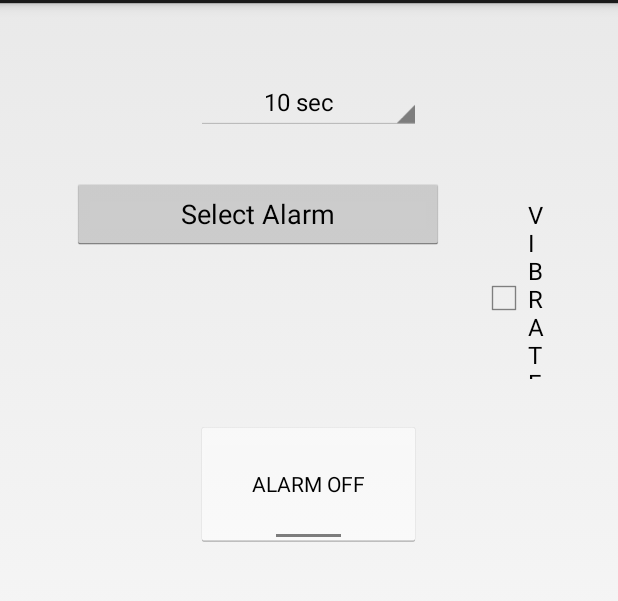
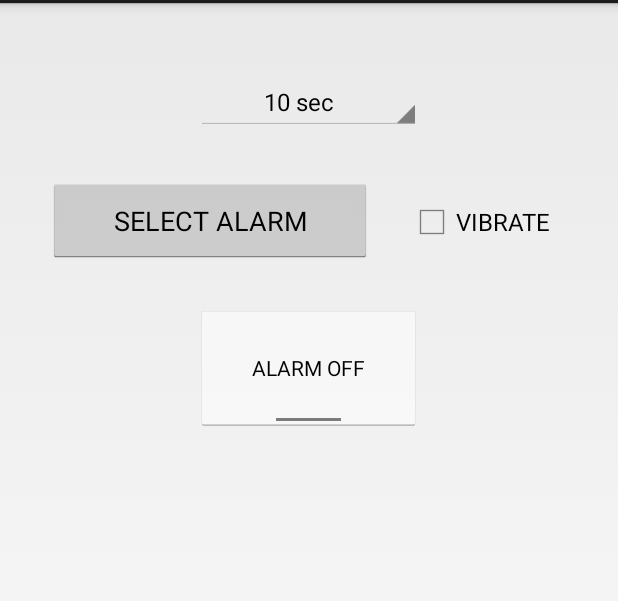
Before and after one commit to kush-mish/NapP, an Android app: the screen it shows after launch (MainActivity), on a phone screen of 412 x 824 dp, the part 69-670 px from its top. Run offline under Robolectric (Android 15) with nearby library versions, the phone set to English and light mode, and no system bars.

Commit message:
Make Vibrate checkbox functioning

```diff
--- a/app/src/main/java/com/example/kush_mish/nappy/MainActivity.java
+++ b/app/src/main/java/com/example/kush_mish/nappy/MainActivity.java
@@ -2,38 +2,36 @@ package com.example.kush_mish.nappy;
 
 import android.app.Activity;
 import android.app.AlarmManager;
-import android.app.KeyguardManager;
-import android.app.Notification;
 import android.app.NotificationManager;
 import android.app.PendingIntent;
 import android.content.BroadcastReceiver;
 import android.content.Context;
 import android.content.Intent;
 import android.content.IntentFilter;
-import android.media.Ringtone;
 import android.media.RingtoneManager;
-import android.net.Uri;
 import android.os.Bundle;
 import android.os.SystemClock;
-import android.provider.Settings;
+import android.util.Log;
 import android.view.View;
-import android.view.Window;
 import android.widget.AdapterView;
 import android.widget.ArrayAdapter;
 import android.widget.Button;
+import android.widget.CheckBox;
 import android.widget.CompoundButton;
 import android.widget.Spinner;
 import android.widget.Toast;
 import android.widget.ToggleButton;
 
-public class MainActivity extends Activity implements AdapterView.OnItemSelectedListener {
+public class MainActivity extends Activity implements AdapterView.OnItemSelectedListener,CompoundButton.OnCheckedChangeListener{
 
     private static final int RQS_RINGTONEPICKER = 1;
     AlarmManager alarmManager;
     PendingIntent pendingIntent;
     private long napTime;
     public static int ALARM_NOTIFICATION_REQUEST_CODE = 16;
-    public ToggleButton setAlarmButton;
+    ToggleButton setAlarmButton;
+    Button selectAlarmTone;
+    CheckBox vibrateCheckBox;
 
     @Override
     protected void onCreate(Bundle savedInstanceState) {
@@ -50,7 +48,10 @@ public class MainActivity extends Activity implements AdapterView.OnItemSelected
 
         alarmManager = (AlarmManager) getSystemService(Context.ALARM_SERVICE);
         setAlarmButton = (ToggleButton) findViewById(R.id.button_set_alarm);
-//        setAlarmButton.setChecked(buttonState);
+
+        vibrateCheckBox = (CheckBox) findViewById(R.id.checkbox_vibrate);
+        vibrateCheckBox.setOnCheckedChangeListener(this);
+
         setAlarmButton.setOnCheckedChangeListener(new CompoundButton.OnCheckedChangeListener() {
             public void onCheckedChanged(CompoundButton buttonView, boolean isChecked) {
                 if (isChecked) {
@@ -59,7 +60,7 @@ public class MainActivity extends Activity implements AdapterView.OnItemSelected
                             AlarmManagerBroadcastReceiver.class);
                     pendingIntent = PendingIntent.getBroadcast(getApplicationContext(),
                             0, intent, 0);
-                    Toast.makeText(getApplicationContext(), "Alarm set",
+                    Toast.makeText(getApplicationContext(), R.string.alarm_on,
                             Toast.LENGTH_SHORT).show();
                     alarmManager.set(AlarmManager.ELAPSED_REALTIME_WAKEUP,
                             SystemClock.elapsedRealtime() + napTime, pendingIntent);
@@ -68,7 +69,7 @@ public class MainActivity extends Activity implements AdapterView.OnItemSelected
                 } else {
                     // The toggle is disabled
                     alarmManager.cancel(pendingIntent);
-                    Toast.makeText(getApplicationContext(), "ALARM OFF",
+                    Toast.makeText(getApplicationContext(), R.string.alarm_off,
                             Toast.LENGTH_SHORT).show();
                     if (AlarmManagerBroadcastReceiver.mRingtone != null)
                         stopRingtone();
@@ -79,8 +80,8 @@ public class MainActivity extends Activity implements AdapterView.OnItemSelected
         });
 
 
-        Button selectAlarm = (Button) findViewById(R.id.select_alarm);
-        selectAlarm.setOnClickListener(new View.OnClickListener() {
+        selectAlarmTone = (Button) findViewById(R.id.select_alarm);
+        selectAlarmTone.setOnClickListener(new View.OnClickListener() {
             @Override
             public void onClick(View view) {
 
@@ -93,6 +94,12 @@ public class MainActivity extends Activity implements AdapterView.OnItemSelected
 
         filter.addAction("com.hello.action");
         registerReceiver(receiver, filter);
+
+        IntentFilter filter1 = new IntentFilter();
+
+        filter.addAction("com.ringtone-name.action");
+        registerReceiver(ringtoneNameReceiver, filter1);
+
     }
 
     BroadcastReceiver receiver = new BroadcastReceiver() {
@@ -100,9 +107,25 @@ public class MainActivity extends Activity implements AdapterView.OnItemSelected
         @Override
         public void onReceive(Context context, Intent intent) {
             setAlarmButton.setChecked(false);
-            finish();
         }
     };
+
+    BroadcastReceiver ringtoneNameReceiver = new BroadcastReceiver() {
+        @Override
+        public void onReceive(Context context, Intent intent) {
+            String ringToneTitle = intent.getExtras().toString();
+            selectAlarmTone.setText(ringToneTitle);
+        }
+    };
+
+    @Override
+    public void onCheckedChanged(CompoundButton compoundButton, boolean isChecked) {
+        if(isChecked) {
+            AlarmManagerBroadcastReceiver.vibrate = true;
+        } else {
+            AlarmManagerBroadcastReceiver.vibrate = false;
+        }
+    }
 
     public static void stopRingtone() {
         AlarmManagerBroadcastReceiver.mRingtone.stop();
@@ -123,7 +146,6 @@ public class MainActivity extends Activity implements AdapterView.OnItemSelected
     @Override
     protected void onStart() {
         super.onStart();
-//        setAlarmButton.setChecked(buttonState);
     }
 
 
--- a/app/src/main/res/layout/activity_main.xml
+++ b/app/src/main/res/layout/activity_main.xml
@@ -10,49 +10,50 @@
         android:id="@+id/spinner_nap_time"
         android:layout_width="150dp"
         android:layout_height="wrap_content"
+        android:layout_gravity="center"
         android:layout_marginTop="48dp"
-        android:layout_gravity="center"
         android:textAlignment="center"></Spinner>
 
     <LinearLayout
-        android:layout_width="wrap_content"
+        android:layout_width="match_parent"
         android:layout_height="wrap_content"
-        android:orientation="horizontal"
+        android:layout_gravity="center"
         android:layout_marginTop="32dp"
-        android:layout_gravity="center">
+        android:orientation="horizontal">
 
         <Button
             android:id="@+id/select_alarm"
             android:layout_width="0dp"
             android:layout_height="wrap_content"
-            android:layout_weight="1"
+            android:layout_marginLeft="32dp"
+            android:layout_weight="2"
+            android:padding="16dp"
             android:text="Select Alarm"
-            android:minEms="14"
-            android:layout_marginLeft="48dp"/>
+            android:textAllCaps="true" />
 
         <CheckBox
-            android:layout_marginLeft="24dp"
             android:id="@+id/checkbox_vibrate"
-            android:text="@string/vibrate"
-            android:textAllCaps="true"
             android:layout_width="0dp"
             android:layout_height="wrap_content"
+            android:layout_marginLeft="24dp"
+            android:layout_marginRight="32dp"
             android:layout_weight="1"
-            android:layout_marginRight="48dp"/>
+            android:minWidth="32dp"
+            android:text="@string/vibrate"
+            android:textAllCaps="true" />
     </LinearLayout>
 
     <ToggleButton
         android:id="@+id/button_set_alarm"
+        android:layout_width="150dp"
+        android:layout_height="wrap_content"
+        android:layout_gravity="center"
         android:layout_marginTop="28dp"
         android:padding="32dp"
-        android:layout_width="150dp"
-        android:layout_height="wrap_content"
         android:text="ALARM OFF"
-        android:textOff="ALARM OFF"
-        android:textOn="ALARM ON"
-        android:layout_gravity="center"/>
-
-
+        android:textAllCaps="true"
+        android:textOff="@string/alarm_off"
+        android:textOn="@string/alarm_on" />
 
 
 </LinearLayout>
--- a/app/src/main/res/values/strings.xml
+++ b/app/src/main/res/values/strings.xml
@@ -11,4 +11,6 @@
         <item>1 hour</item>
     </string-array>
     <string name="vibrate">Vibrate</string>
+    <string name="alarm_off">Alarm Off</string>
+    <string name="alarm_on">Alarm On</string>
 </resources>
```
Also changed, not shown: app/src/main/java/com/example/kush_mish/nappy/AlarmManagerBroadcastReceiver.java (+24 -7 lines).
